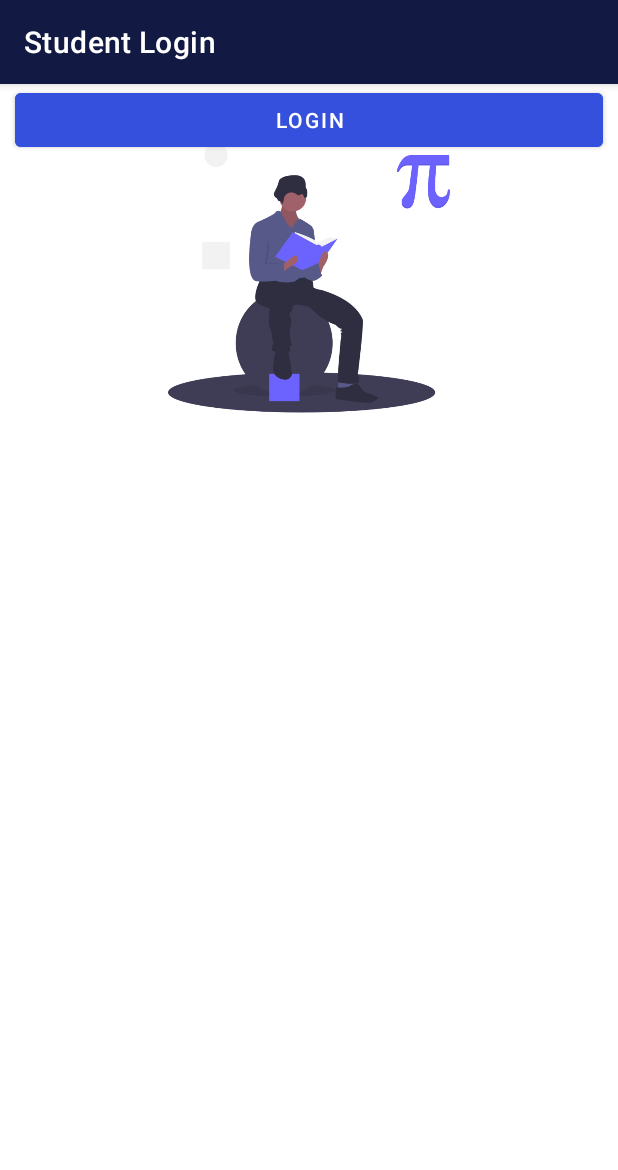
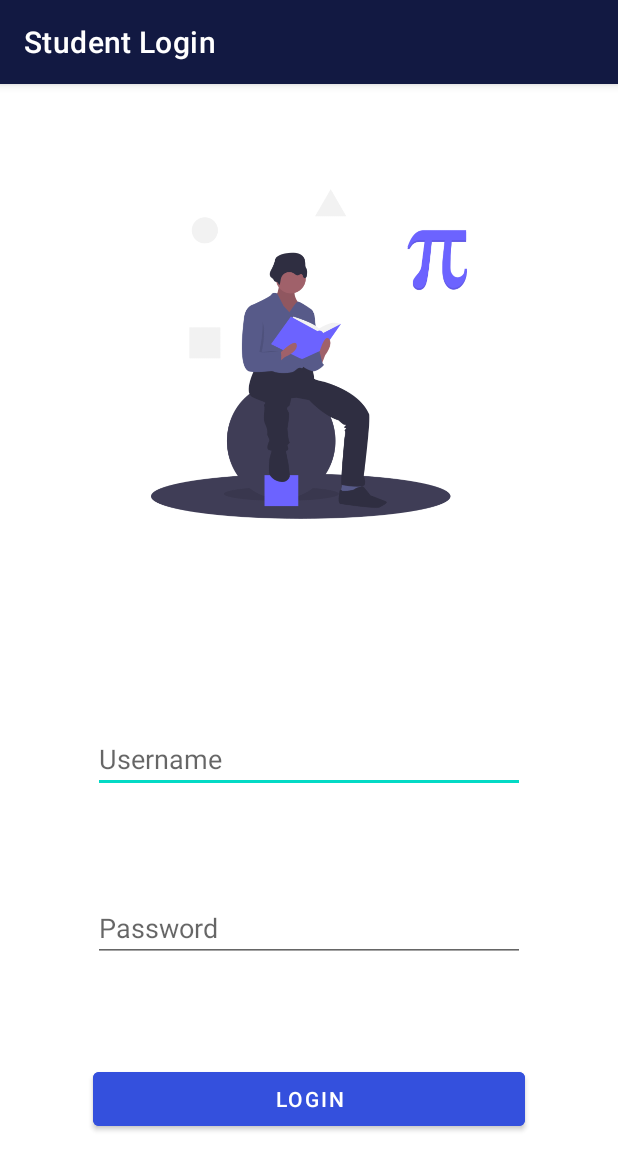
Before and after one commit to edgeDancer256/AttendanceTracker, an Android app: the StudentLogin screen opened directly, with no data from a screen before it, on a phone screen of 412 x 824 dp. Shown: the top 1170 px of the screen. Run offline under Robolectric (Android 15) with nearby library versions, the phone set to English and light mode, and no system bars.

```diff
--- a/app/build.gradle
+++ b/app/build.gradle
@@ -1,5 +1,6 @@
 plugins {
     id 'com.android.application'
+    id 'com.google.gms.google-services'
 }
 
 android {
@@ -35,4 +36,6 @@ dependencies {
     testImplementation 'junit:junit:4.13.2'
     androidTestImplementation 'androidx.test.ext:junit:1.1.3'
     androidTestImplementation 'androidx.test.espresso:espresso-core:3.4.0'
+
+    implementation platform('com.google.firebase:firebase-bom:30.0.1')
 }
--- a/app/src/main/res/layout/activity_student_login.xml
+++ b/app/src/main/res/layout/activity_student_login.xml
@@ -8,71 +8,75 @@
 
     <ImageView
         android:id="@+id/imageView4"
-            android:layout_width="match_parent"
-            android:layout_height="242dp"
-            android:maxWidth="10dp"
-            android:maxHeight="15dp"
-            app:srcCompat="@drawable/student_login" />
+        android:layout_width="0dp"
+        android:layout_height="0dp"
+
+        app:layout_constraintDimensionRatio="1:1.25"
+        app:layout_constraintTop_toTopOf="parent"
+        app:layout_constraintEnd_toEndOf="@id/guideline9"
+        app:layout_constraintStart_toStartOf="@id/guideline8"
+
+        app:srcCompat="@drawable/student_login"
+        tools:layout_editor_absoluteY="61dp" />
 
     <EditText
         android:id="@+id/editTextTextPersonName3"
-            android:layout_width="match_parent"
+        android:layout_width="0dp"
         android:layout_height="wrap_content"
         android:ems="10"
+        android:hint="@string/username"
+
         android:inputType="textPersonName"
 
-            android:layout_gravity="center"
-            android:layout_marginLeft="10dp"
-            android:layout_marginRight="10dp"
+        android:text=""
+        app:layout_constraintBottom_toTopOf="@id/editTextTextPassword3"
 
-            android:hint="@string/username"
-            android:text="" />
+        app:layout_constraintEnd_toEndOf="@id/guideline9"
+        app:layout_constraintStart_toStartOf="@id/guideline8"
+        app:layout_constraintTop_toBottomOf="@id/imageView4"
+        app:layout_constraintVertical_chainStyle="spread" />
 
-        <View
-            android:id="@+id/divider4"
-            android:layout_width="match_parent"
-            android:layout_height="1dp"
-            android:backgroundTint="@color/white"
-            android:background="?android:attr/listDivider" />
-
-        <View
-            android:id="@+id/divider5"
-            android:layout_width="match_parent"
-            android:layout_height="1dp"
-            android:backgroundTint="@color/white"
-            android:background="?android:attr/listDivider" />
-
-        <View
-            android:id="@+id/divider6"
-            android:layout_width="match_parent"
-            android:layout_height="1dp"
-            android:backgroundTint="@color/white"
-            android:background="?android:attr/listDivider" />
 
     <EditText
         android:id="@+id/editTextTextPassword3"
-            android:layout_width="match_parent"
+        android:layout_width="0dp"
         android:layout_height="wrap_content"
         android:ems="10"
 
-            android:layout_gravity="center"
-            android:layout_marginLeft="10dp"
-            android:layout_marginRight="10dp"
+        android:hint="@string/password"
+        android:inputType="textPassword"
 
-            android:hint="@string/password"
-            android:inputType="textPassword" />
+        app:layout_constraintBottom_toTopOf="@id/button6"
+        app:layout_constraintEnd_toEndOf="@id/guideline9"
+
+        app:layout_constraintStart_toStartOf="@id/guideline8"
+        app:layout_constraintTop_toBottomOf="@id/editTextTextPersonName3" />
 
     <Button
         android:id="@+id/button6"
-            android:layout_width="match_parent"
+        android:layout_width="0dp"
         android:layout_height="wrap_content"
-
         android:backgroundTint="@color/blue_button"
 
-            android:layout_gravity="center"
-            android:layout_marginLeft="10dp"
-            android:layout_marginRight="10dp"
+        android:text="@string/login"
+        app:layout_constraintBottom_toBottomOf="parent"
 
-            android:width="150dp"
-            android:text="@string/login" />
+        app:layout_constraintEnd_toEndOf="@id/guideline9"
+        app:layout_constraintStart_toStartOf="@id/guideline8"
+
+        app:layout_constraintTop_toBottomOf="@id/editTextTextPassword3" />
+
+    <androidx.constraintlayout.widget.Guideline
+        android:id="@+id/guideline8"
+        android:layout_width="wrap_content"
+        android:layout_height="wrap_content"
+        android:orientation="vertical"
+        app:layout_constraintGuide_percent=".15" />
+
+    <androidx.constraintlayout.widget.Guideline
+        android:id="@+id/guideline9"
+        android:layout_width="wrap_content"
+        android:layout_height="wrap_content"
+        android:orientation="vertical"
+        app:layout_constraintGuide_percent=".85" />
 </androidx.constraintlayout.widget.ConstraintLayout>
--- a/build.gradle
+++ b/build.gradle
@@ -1,9 +1,21 @@
 // Top-level build file where you can add configuration options common to all sub-projects/modules.
+buildscript {
+    repositories {
+        google()
+        jcenter()
+    }
+    dependencies {
+        classpath "com.android.tools.build:gradle:7.2.0"
+        classpath 'com.google.gms:google-services:4.3.10'
+    }
+}
+
 plugins {
     id 'com.android.application' version '7.2.0' apply false
     id 'com.android.library' version '7.2.0' apply false
 }
 
+
 task clean(type: Delete) {
     delete rootProject.buildDir
 }
--- a/gradle.properties
+++ b/gradle.properties
@@ -15,6 +15,7 @@ org.gradle.jvmargs=-Xmx2048m -Dfile.encoding=UTF-8
 # Android operating system, and which are packaged with your app"s APK
 # https://developer.android.com/topic/libraries/support-library/androidx-rn
 android.useAndroidX=true
+android.enableJetifier=true
 # Enables namespacing of each library's R class so that its R class includes only the
 # resources declared in the library itself and none from the library's dependencies,
 # thereby reducing the size of the R class for that library
--- a/settings.gradle
+++ b/settings.gradle
@@ -2,6 +2,7 @@ pluginManagement {
     repositories {
         gradlePluginPortal()
         google()
+        jcenter()
         mavenCentral()
     }
 }
```
Also changed, not shown: 1 other file. Lines whose indentation alone changed are shown as unchanged.
